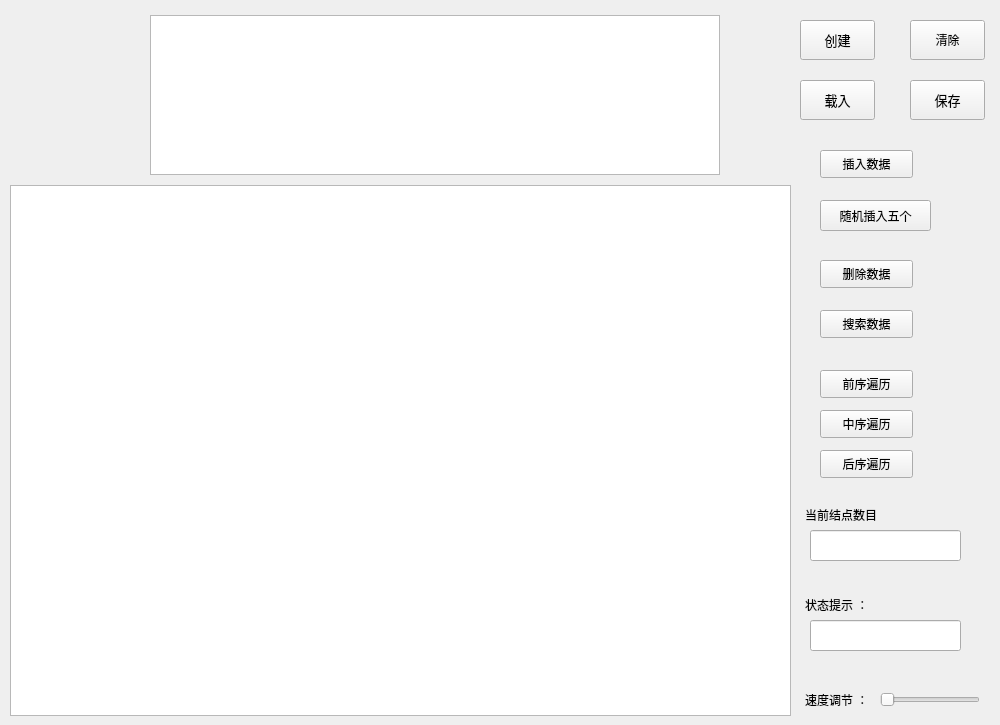
Above: myavltree.ui from bkqkdksdr/QT before the change. Below: the same form after it.
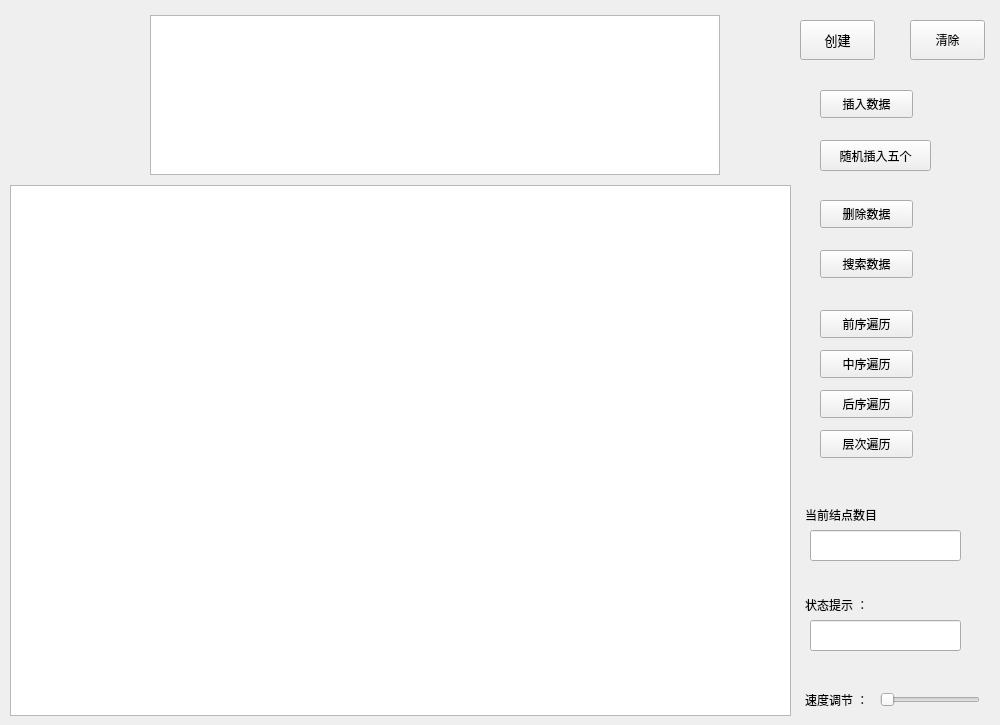
That is the form after the change.

Commit message: 增加层次遍历

```diff
--- a/myavltree.ui
+++ b/myavltree.ui
@@ -17,7 +17,7 @@
    <property name="geometry">
     <rect>
      <x>820</x>
-     <y>260</y>
+     <y>200</y>
      <width>93</width>
      <height>28</height>
     </rect>
@@ -30,7 +30,7 @@
    <property name="geometry">
     <rect>
      <x>820</x>
-     <y>310</y>
+     <y>250</y>
      <width>93</width>
      <height>28</height>
     </rect>
@@ -78,7 +78,7 @@
    <property name="geometry">
     <rect>
      <x>820</x>
-     <y>200</y>
+     <y>140</y>
      <width>111</width>
      <height>31</height>
     </rect>
@@ -101,7 +101,7 @@
    <property name="geometry">
     <rect>
      <x>820</x>
-     <y>150</y>
+     <y>90</y>
      <width>93</width>
      <height>28</height>
     </rect>
@@ -262,7 +262,7 @@
    <property name="geometry">
     <rect>
      <x>820</x>
-     <y>370</y>
+     <y>310</y>
      <width>93</width>
      <height>28</height>
     </rect>
@@ -275,7 +275,7 @@
    <property name="geometry">
     <rect>
      <x>820</x>
-     <y>410</y>
+     <y>350</y>
      <width>93</width>
      <height>28</height>
     </rect>
@@ -288,7 +288,7 @@
    <property name="geometry">
     <rect>
      <x>820</x>
-     <y>450</y>
+     <y>390</y>
      <width>93</width>
      <height>28</height>
     </rect>
@@ -300,51 +300,14 @@
   <widget class="QPushButton" name="pushButtonload">
    <property name="geometry">
     <rect>
-     <x>800</x>
-     <y>80</y>
-     <width>75</width>
-     <height>40</height>
+     <x>820</x>
+     <y>430</y>
+     <width>93</width>
+     <height>28</height>
     </rect>
    </property>
-   <property name="minimumSize">
-    <size>
-     <width>0</width>
-     <height>20</height>
-    </size>
-   </property>
-   <property name="font">
-    <font>
-     <family>Consolas</family>
-     <pointsize>10</pointsize>
-    </font>
-   </property>
    <property name="text">
-    <string>载入</string>
-   </property>
-  </widget>
-  <widget class="QPushButton" name="pushButtonsave">
-   <property name="geometry">
-    <rect>
-     <x>910</x>
-     <y>80</y>
-     <width>75</width>
-     <height>40</height>
-    </rect>
-   </property>
-   <property name="minimumSize">
-    <size>
-     <width>0</width>
-     <height>20</height>
-    </size>
-   </property>
-   <property name="font">
-    <font>
-     <family>Consolas</family>
-     <pointsize>10</pointsize>
-    </font>
-   </property>
-   <property name="text">
-    <string>保存</string>
+    <string>层次遍历</string>
    </property>
   </widget>
  </widget>
```
Left out of the diff: 2 changed lines with no effect on the pictures. The commit also changes 5 other files.
